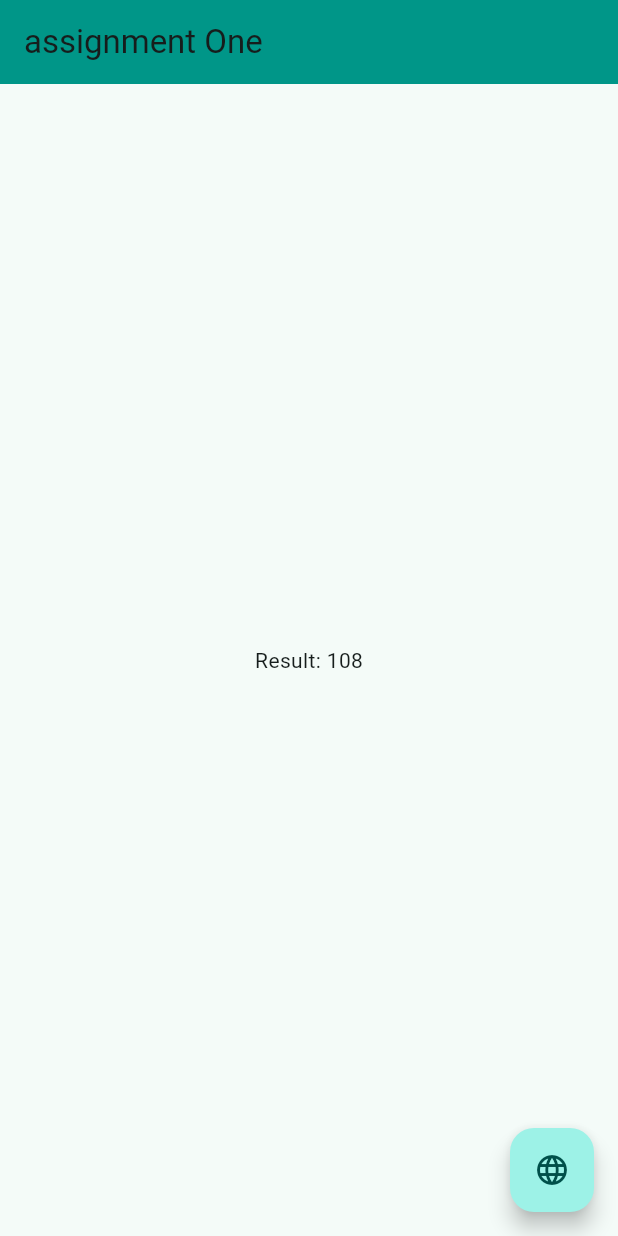
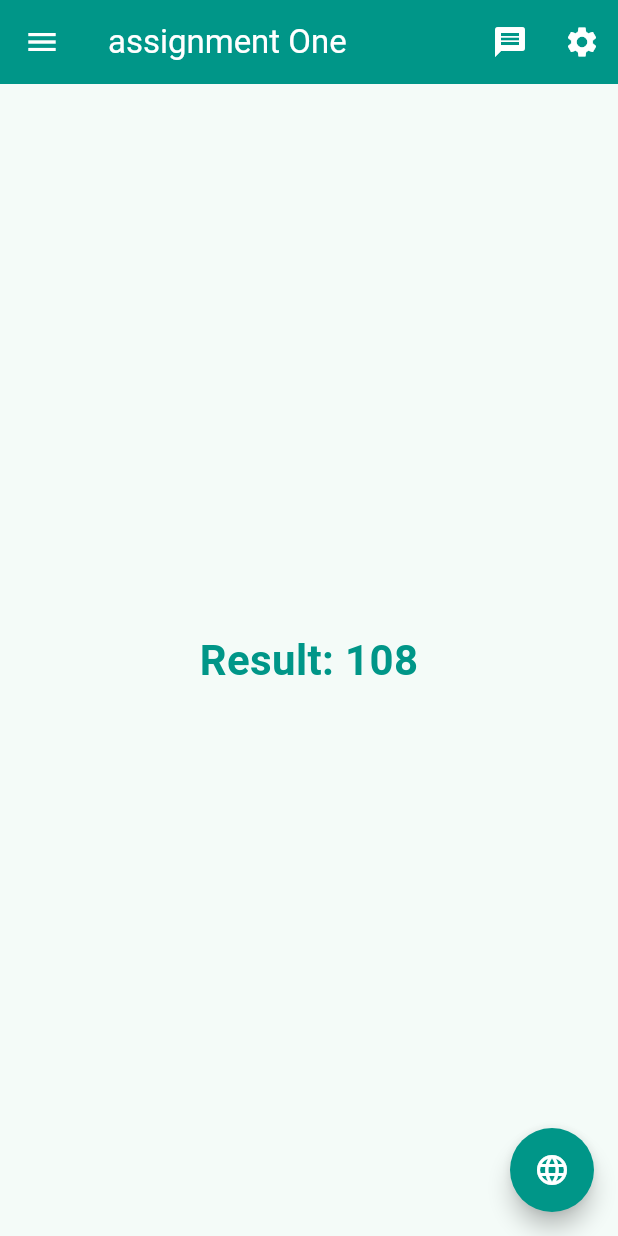
Before and after one commit to Mustack-Rabbi/oin-assignment, a Flutter app: the screen it shows after launch, on a phone screen of 412 x 824 dp. Run offline on Flutter 3.47's test engine with Material 3 defaults, Android fonts, the phone set to English and light mode, and no system bars.

Commit message:
complete assignment one

```diff
--- a/lib/main.dart
+++ b/lib/main.dart
@@ -1,6 +1,6 @@
 import 'package:flutter/material.dart';
+import 'package:oin_assignment/page/home_page.dart';
 
-import 'one/assignment_one.dart';
 
 void main() {
   runApp(const MyApp());
@@ -13,12 +13,13 @@ class MyApp extends StatelessWidget {
   @override
   Widget build(BuildContext context) {
     return MaterialApp(
+      debugShowCheckedModeBanner: false,
       title: 'Flutter Demo',
       theme: ThemeData(
         colorScheme: ColorScheme.fromSeed(seedColor: Color.fromRGBO(53, 168, 157, 1)),
         useMaterial3: true,
       ),
-      home: const AssignmentOne(),
+      home: const HomePage(),
     );
   }
 }
--- a/lib/one/assignment_one.dart
+++ /dev/null
@@ -1,22 +0,0 @@
-import 'package:flutter/material.dart';
-
-class AssignmentOne extends StatefulWidget {
-  const AssignmentOne({super.key});
-
-  @override
-  State<AssignmentOne> createState() => _AssignmentOneState();
-}
-
-class _AssignmentOneState extends State<AssignmentOne> {
-  @override
-  Widget build(BuildContext context) {
-    return Scaffold(
-      floatingActionButton: FloatingActionButton(onPressed: (){},child: Icon(Icons.language),),
-      appBar: AppBar(
-        title: const Text("assignment One"),
-        backgroundColor: Colors.teal,
-      ),
-      body: Center(child: Text("Result: 108")),
-    );
-  }
-}
--- /dev/null
+++ b/lib/page/home_page.dart
@@ -0,0 +1,34 @@
+import 'package:flutter/material.dart';
+
+class HomePage extends StatefulWidget {
+  const HomePage({super.key});
+
+  @override
+  State<HomePage> createState() => _AssignmentOneState();
+}
+
+class _AssignmentOneState extends State<HomePage> {
+  @override
+  Widget build(BuildContext context) {
+    return Scaffold(
+      floatingActionButton: FloatingActionButton(shape: RoundedRectangleBorder(
+            borderRadius: BorderRadius.circular(50),
+          ),
+          backgroundColor: Colors.teal,
+        onPressed: () {},
+        child: Icon(Icons.language, color: Colors.white,),
+      ),
+      appBar: AppBar(
+        leading: Icon(Icons.menu,color: Colors.white,),
+
+        actions: [
+          IconButton(onPressed: (){}, icon: Icon(Icons.message,color: Colors.white,)),
+          IconButton(onPressed: (){}, icon: Icon(Icons.settings,color: Colors.white,)),
+        ],
+        title: const Text("assignment One",style: TextStyle(color: Colors.white),),
+        backgroundColor: Colors.teal,
+      ),
+      body: Center(child: Text("Result: 108", style: TextStyle(fontSize: 28,fontWeight: FontWeight.bold, color: Colors.teal),)),
+    );
+  }
+}
```
